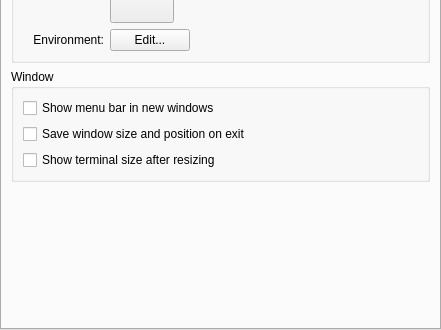
Qt form src/EditProfileDialog.ui (KDE/konsole) before a commit; both pictures show x 0 to 441 and y 221 to 551 of the 441 by 551 pixel window.
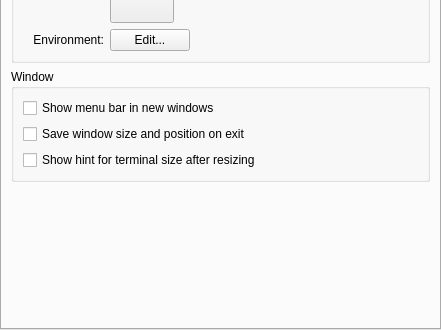
The same form after that commit. Custom widgets are drawn as their Qt base class.

Commit message:
Reimplement the feature of "show/hide the size widget after resising"
This is a follow up of commit b40a006d which closees BUG 169054.
It turns out the old code already has most parts of similar logic.
So remove duplicated logic in the code.

The edit to the form file:
```diff
--- a/src/EditProfileDialog.ui
+++ b/src/EditProfileDialog.ui
@@ -247,7 +247,7 @@
              <string>Show new size of the terminal after resizing</string>
             </property>
             <property name="text" >
-             <string>Show terminal size after resizing</string>
+             <string>Show hint for terminal size after resizing</string>
             </property>
            </widget>
           </item>
```
Left out of the diff: 4 changed lines with no effect on the pictures. The commit also changes 7 other files.
